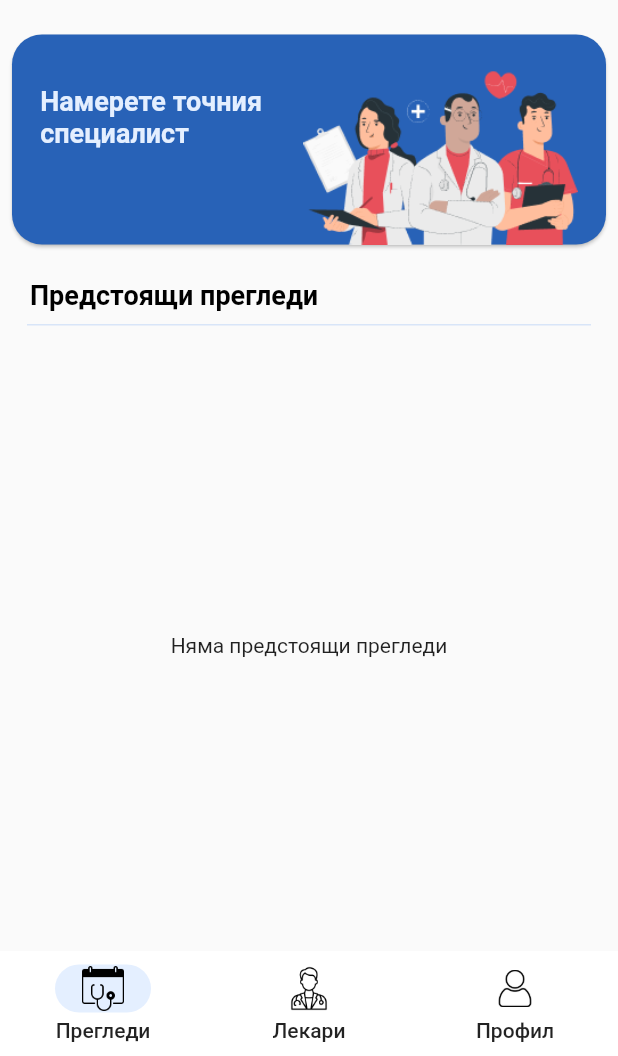
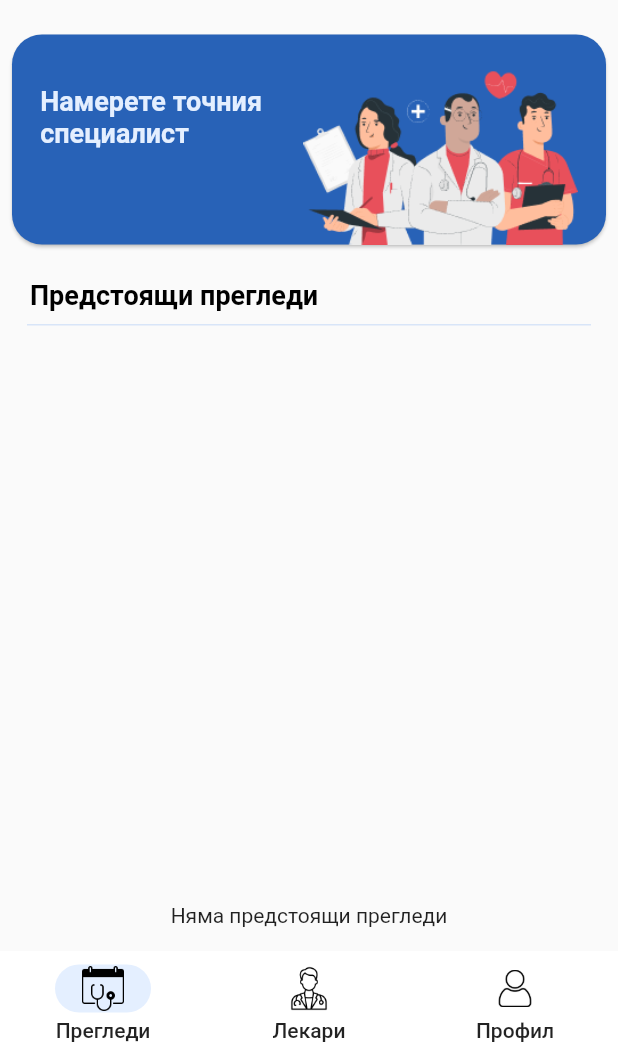
Before and after one commit to kayraBo/Mydoctor, a Flutter app: the screen it shows once a user with an empty profile is signed in, on a phone screen of 412 x 824 dp, the part 180-1236 px from its top. Run offline on Flutter 3.47's test engine with Material 2 defaults, Android fonts, the phone set to English and light mode, and no system bars; our stand-ins replace cloud_firestore, firebase_auth, firebase_core, flutter_riverpod, table_calendar; accounts and stored records are empty.

Commit message:
updating home

```diff
--- a/lib/screens/home/view/home.dart
+++ b/lib/screens/home/view/home.dart
@@ -37,6 +37,8 @@ class _HomeState extends State<Home> {
               );
             } else {
               return ListView.builder(
+                  shrinkWrap: true,
+                  physics: const NeverScrollableScrollPhysics(),
                   itemCount: doctorData.length,
                   itemBuilder: (context, index) {
                     return GestureDetector(
@@ -176,8 +178,8 @@ class _HomeState extends State<Home> {
   @override
   Widget build(BuildContext context) {
     return SafeArea(
-      child: Scaffold(
-        body: Column(
+      child: ListView(shrinkWrap: true, children: [
+        Column(
           children: [
             const SizedBox(
               height: 50,
@@ -240,17 +242,18 @@ class _HomeState extends State<Home> {
                 color: AppColors.mdLightBlueDividerColor,
               ),
             ),
-            Expanded(
-                child: Container(
+            Container(
+              height: MediaQuery.of(context).size.height -
+                  kBottomNavigationBarHeight,
               child: displayDoctors(),
               padding: const EdgeInsets.fromLTRB(15, 0, 15, 0),
               decoration: BoxDecoration(
                 borderRadius: BorderRadius.circular(20),
               ),
-            ))
+            )
           ],
         ),
-      ),
+      ]),
     );
   }
 }
--- a/lib/screens/medical_speciality/view/medical_speciality.dart
+++ b/lib/screens/medical_speciality/view/medical_speciality.dart
@@ -89,7 +89,6 @@ class _MedicalSpeciality extends State<MedicalSpeciality> {
     return SafeArea(
       child: Scaffold(
         body: Column(children: <Widget>[
-          // const Spacer(),
           const SizedBox(
             height: 50,
           ),
```
Also changed, not shown: lib/screens/doctors_list/view/doctors_list.dart (+7 -0 lines), 1 other file.
